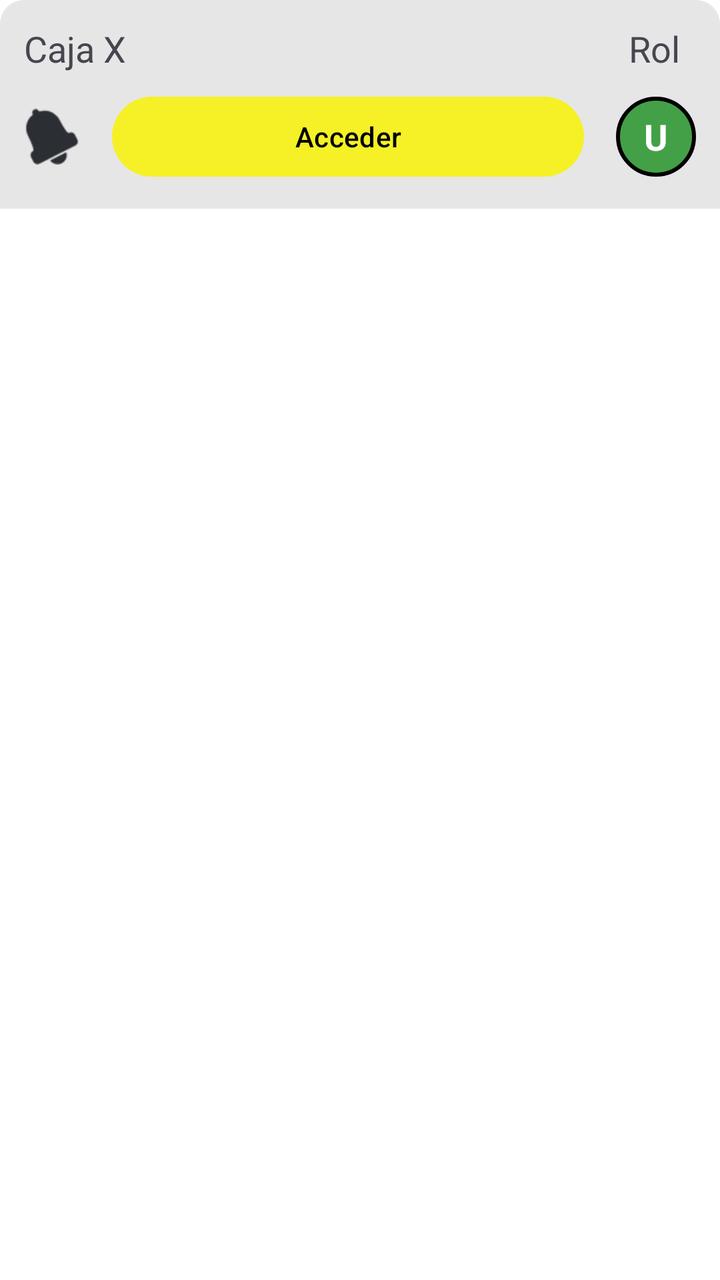
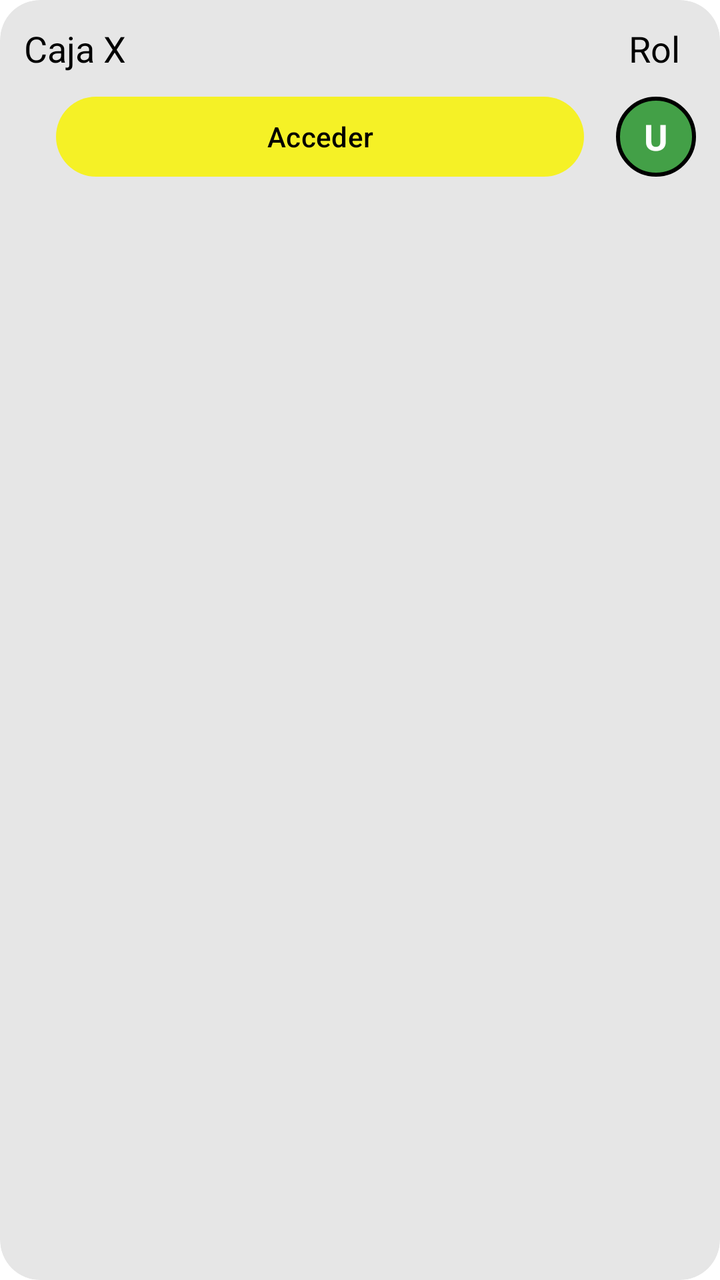

The first picture is an Android layout as it rendered before a commit; the second is the same layout after the commit. The layout source and the unified diff follow.
<!-- AndroidManifest.xml: application theme Theme.ProyeIoT -->
<!-- res/layout/item_cajas.xml -->
<?xml version="1.0" encoding="utf-8"?>
<com.google.android.material.card.MaterialCardView
    xmlns:android="http://schemas.android.com/apk/res/android"
    xmlns:app="http://schemas.android.com/apk/res-auto"
    android:layout_width="match_parent"
    android:layout_height="wrap_content"
    android:layout_marginBottom="12dp"
    app:cardBackgroundColor="@color/color_blanco"
    app:cardCornerRadius="12dp"
    app:cardElevation="0dp"
    app:strokeWidth="0dp"
    >

    <androidx.constraintlayout.widget.ConstraintLayout
        style="@style/caja_1"
        android:layout_width="match_parent"
        android:layout_height="wrap_content"
        android:padding="12dp">

        <TextView
            android:id="@+id/tvCaja"
            android:layout_width="wrap_content"
            android:layout_height="wrap_content"
            android:text="Caja X"
            android:textSize="18sp"
            app:layout_constraintStart_toStartOf="parent"
            app:layout_constraintTop_toTopOf="parent" />

        <TextView
            android:id="@+id/tvRol"
            android:layout_width="wrap_content"
            android:layout_height="wrap_content"
            android:layout_marginEnd="8dp"
            android:text="Rol"
            android:textSize="18sp"
            app:layout_constraintEnd_toEndOf="parent"
            app:layout_constraintTop_toTopOf="parent" />

        <ImageView
            android:id="@+id/ivNotificacion"
            android:layout_width="28dp"
            android:layout_height="28dp"
            android:contentDescription="Notificaciones"
            android:src="@android:drawable/ic_popup_reminder"
            app:layout_constraintBottom_toBottomOf="@id/btnAcceder"
            app:layout_constraintStart_toStartOf="parent"
            app:tint="@color/fondo_3"
            app:layout_constraintTop_toTopOf="@id/btnAcceder" />

        <Button
            style="@style/boton_1"
            android:id="@+id/btnAcceder"
            android:layout_width="0dp"
            android:layout_height="wrap_content"
            android:layout_marginStart="16dp"
            android:layout_marginTop="8dp"
            android:layout_marginEnd="16dp"
            android:text="Acceder"
            app:layout_constraintEnd_toStartOf="@id/vRol"
            app:layout_constraintStart_toEndOf="@id/ivNotificacion"
            app:layout_constraintTop_toBottomOf="@id/tvCaja" />

        <TextView
            android:id="@+id/vRol"
            android:layout_width="40dp"
            android:layout_height="40dp"
            android:background="@drawable/circulo_rol_usuario"
            android:gravity="center"
            android:text="U"
            android:textColor="#FFFFFF"
            android:textSize="18sp"
            android:textStyle="bold"
            app:layout_constraintBottom_toBottomOf="@id/btnAcceder"
            app:layout_constraintEnd_toEndOf="parent"
            app:layout_constraintTop_toTopOf="@id/btnAcceder" />

    </androidx.constraintlayout.widget.ConstraintLayout>
</com.google.android.material.card.MaterialCardView>
<!-- resources referenced by this layout -->
<resources>
  <color name="color_blanco">#FFFFFF</color>
  <color name="fondo_3">#2B2E33</color>
  <!-- drawable circulo_rol_usuario (drawable) -->
  <?xml version="1.0" encoding="utf-8"?>
  <shape xmlns:android="http://schemas.android.com/apk/res/android"
      android:shape="oval">
      <stroke android:width="2dp" android:color="#000000" />
      <solid android:color="#43A047" />
  </shape>
  <style name="boton_1" parent="Widget.Material3.Button">
          <item name="backgroundTint">@color/boton_fondo</item>
          <item name="android:textColor">@color/boton_texto</item>
      </style>
  <style name="caja_1">
          <item name="android:background">@color/fondo_2</item>
          <item name="android:textColor">@color/texto_1</item>
      </style>
  <style name="Theme.ProyeIoT" parent="Base.Theme.ProyeIoT">
          <item name="android:colorBackground">@color/fondo_1</item>
          <item name="android:windowBackground">@color/fondo_1</item>
      </style>
  <color name="boton_fondo">@color/color_main</color>
  <color name="boton_texto">@color/color_negro</color>
  <color name="fondo_2">#E6E6E6</color>
  <color name="texto_1">#000000</color>
  <style name="Base.Theme.ProyeIoT" parent="Theme.Material3.DayNight.NoActionBar">
          <item name="materialButtonStyle">@style/Widget.ProyeIoT.Button</item>
      </style>
  <color name="fondo_1">#FFFFFFFF</color>
  <color name="color_main">#D6F8F402</color>
  <color name="color_negro">#000000</color>
  <style name="Widget.ProyeIoT.Button" parent="Widget.Material3.Button">
          <item name="backgroundTint">@color/boton_fondo</item>
          <item name="android:textColor">@color/color_blanco</item>
          <item name="color">@color/color_negro</item>
      </style>
</resources>

<!-- the commit's change to res/layout/item_cajas.xml (unified diff, before → after) -->
@@ -5,16 +5,15 @@
     android:layout_width="match_parent"
     android:layout_height="wrap_content"
     android:layout_marginBottom="12dp"
-    app:cardBackgroundColor="@color/color_blanco"
-    app:cardCornerRadius="12dp"
+    app:cardBackgroundColor="@color/fondo_2"
+    app:cardCornerRadius="20dp"
     app:cardElevation="0dp"
-    app:strokeWidth="0dp"
-    >
+    app:strokeWidth="0dp">
 
     <androidx.constraintlayout.widget.ConstraintLayout
-        style="@style/caja_1"
         android:layout_width="match_parent"
         android:layout_height="wrap_content"
+        android:background="@android:color/transparent"
         android:padding="12dp">
 
         <TextView
@@ -22,6 +21,7 @@
             android:layout_width="wrap_content"
             android:layout_height="wrap_content"
             android:text="Caja X"
+            android:textColor="@color/texto_1"
             android:textSize="18sp"
             app:layout_constraintStart_toStartOf="parent"
             app:layout_constraintTop_toTopOf="parent" />
@@ -32,24 +32,14 @@
             android:layout_height="wrap_content"
             android:layout_marginEnd="8dp"
             android:text="Rol"
+            android:textColor="@color/texto_1"
             android:textSize="18sp"
             app:layout_constraintEnd_toEndOf="parent"
             app:layout_constraintTop_toTopOf="parent" />
 
-        <ImageView
-            android:id="@+id/ivNotificacion"
-            android:layout_width="28dp"
-            android:layout_height="28dp"
-            android:contentDescription="Notificaciones"
-            android:src="@android:drawable/ic_popup_reminder"
-            app:layout_constraintBottom_toBottomOf="@id/btnAcceder"
-            app:layout_constraintStart_toStartOf="parent"
-            app:tint="@color/fondo_3"
-            app:layout_constraintTop_toTopOf="@id/btnAcceder" />
-
         <Button
+            android:id="@+id/btnAcceder"
             style="@style/boton_1"
-            android:id="@+id/btnAcceder"
             android:layout_width="0dp"
             android:layout_height="wrap_content"
             android:layout_marginStart="16dp"
@@ -57,7 +47,7 @@
             android:layout_marginEnd="16dp"
             android:text="Acceder"
             app:layout_constraintEnd_toStartOf="@id/vRol"
-            app:layout_constraintStart_toEndOf="@id/ivNotificacion"
+            app:layout_constraintStart_toStartOf="parent"
             app:layout_constraintTop_toBottomOf="@id/tvCaja" />
 
         <TextView
<!-- resource entries referenced after the edit -->
@@ -1,7 +1,6 @@
 <!-- resources referenced by this layout -->
 <resources>
   <color name="color_blanco">#FFFFFF</color>
-  <color name="fondo_3">#2B2E33</color>
   <!-- drawable circulo_rol_usuario (drawable) -->
   <?xml version="1.0" encoding="utf-8"?>
   <shape xmlns:android="http://schemas.android.com/apk/res/android"
@@ -12,10 +11,6 @@
   <style name="boton_1" parent="Widget.Material3.Button">
           <item name="backgroundTint">@color/boton_fondo</item>
           <item name="android:textColor">@color/boton_texto</item>
-      </style>
-  <style name="caja_1">
-          <item name="android:background">@color/fondo_2</item>
-          <item name="android:textColor">@color/texto_1</item>
       </style>
   <style name="Theme.ProyeIoT" parent="Base.Theme.ProyeIoT">
           <item name="android:colorBackground">@color/fondo_1</item>
